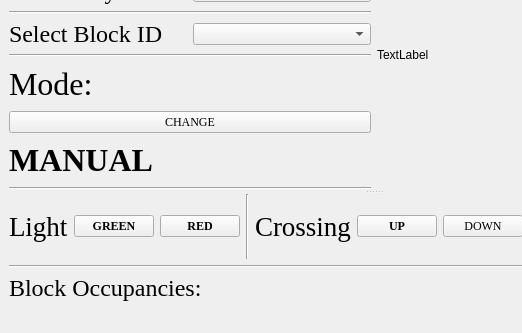
The window that Wayside_SW/Wayside_UI_Rough.ui (asmithie13/ECE-1140) describes before a commit, drawn with Qt 5; both pictures show x 0 to 522 and y 145 to 478 of the 748 by 478 pixel window.
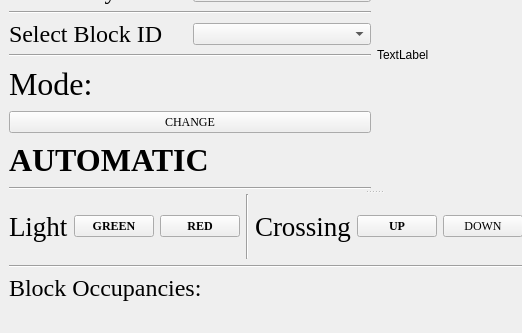
The same window after the commit.

Commit message: Edited modes to match with automatic at the start.

Patch:
```diff
--- a/Wayside_SW/Wayside_UI_Rough.ui
+++ b/Wayside_SW/Wayside_UI_Rough.ui
@@ -280,7 +280,7 @@
                </font>
               </property>
               <property name="text">
-               <string>MANUAL</string>
+               <string>AUTOMATIC</string>
               </property>
              </widget>
             </item>
```
The commit also changes 1 other file.
